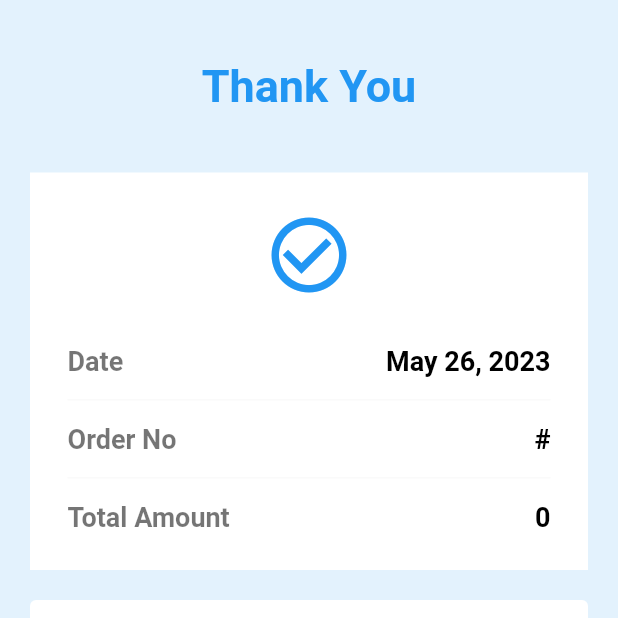
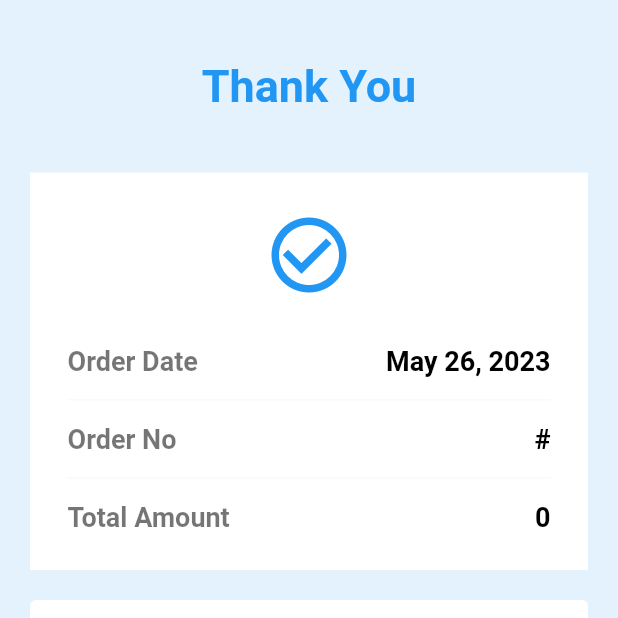
Before and after one commit to DevNweYi/order_app, a Flutter app: the OrderSuccessPage screen opened directly with empty values, on a phone screen of 412 x 824 dp, the top half of it. Run offline on Flutter 3.47's test engine with Material 2 defaults, Android fonts, the phone set to English and light mode, and no system bars; our stand-ins replace animated_splash_screen, badges, carousel_slider, cloud_firestore, dio, firebase_auth and 13 more; missing offline and left inert: dart:ffi; accounts and stored records are empty; generated files the repository leaves out were written again.

Commit message:
added text to locale

```diff
--- a/lib/value/app_string.dart
+++ b/lib/value/app_string.dart
@@ -1,20 +1,7 @@
 class AppString{
-  //static const String home="Home";
-  // static const String product="Product";
-  // static const String order="Order";
-  // static const String setting="Settings";
-  // static const String search="Search";
   static const String select_quantity="Select Quantity";
-  // static const String add_to_cart="Add to Cart";
   static const String cancel="Cancel";
-  //static const String product_detail="Product Detail";
-  // static const String close="Close";
-  // static const String categories="Categories";
-  // static const String cart="Cart";
-  // static const String continue_to_order="Continue to Order";
   static const String error="Error";
-  // static const String total="Total";
-  // static const String all_product="All Product";
   static const String deleted="Deleted";
   static const String login="Login";
   static const String register="Register";
@@ -28,29 +15,14 @@ class AppString{
   static const String register_now="Register Now";
   static const String already_have_account="Already have an Account? ";
   static const String login_now="Login Now";
-  // static const String added_to_cart="Added to Cart";
   static const String success="Success";
   static const String already_register_phone="Already register with this phone";
   static const String not_fount_data="Not found data";
   static const String incorrect_password="Incorrect Password";
   static const String loading="Loading...";
   static const String password_not_match="Password and Confirm Password do not match";
-  // static const String order_summary="Order Summary";
-  // static const String send_order="Send Order";
-  // static const String order_items="Order Items";
   static const String enter_address="Enter Address";
-  // static const String delivery_address="Delivery Address";
   static const String thank_you="Thank You";
-  static const String date="Date";
-  static const String order_no="Order No";
-  // static const String total_amount="Total Amount";
-  // static const String view_your_order="View Your Order";
-  // static const String receive_order_message="We have received your order.";
-  static const String ship_item_message="Your items are shipping soon.";
-  // static const String my_orders="My Orders";
-  static const String current_orders="Current Orders";
-  static const String past_orders="Past Orders";
-  static const String total_items="Total Items";
   static const String notification="Notification";
   static const String mark_all_read="Mark All as Read";
   static const String cart_empty="YOUR CART IS EMPTY";
@@ -64,15 +36,8 @@ class AppString{
   static const String push_notification="Push Notification";
   static const String enter_title="Enter Title";
   static const String enter_body="Enter Body";
-  // static const String account="Account";
-  // static const String language="Language";
-  static const String change_language="Change Language";
   static const String dark_mode="Dark Mode";
-  // static const String help="Help";
   static const String about="About";
-  // static const String see_all="See All";
-  // static const String promotion_item="Promotion Items";
-  // static const String new_product="New Products";
   static const String verify="Verify";
   static const String otp_verification="Verification";
   static const String otp_verification_message="Enter the verification code sent to ";
@@ -87,4 +52,44 @@ class AppString{
   static const String forget_password_verify_message="We will send you a verification code to your phone number";
   static const String create_new_password="Create New Password";
   static const String save="Save";
+
+
+
+
+  // static const String home="Home";
+  // static const String product="Product";
+  // static const String order="Order";
+  // static const String setting="Settings";
+  // static const String search="Search";
+  // static const String add_to_cart="Add to Cart";
+  // static const String product_detail="Product Detail";
+  // static const String close="Close";
+  // static const String categories="Categories";
+  // static const String cart="Cart";
+  // static const String continue_to_order="Continue to Order";
+  // static const String total="Total";
+  // static const String all_product="All Product";
+  // static const String added_to_cart="Added to Cart";
+  // static const String order_summary="Order Summary";
+  // static const String send_order="Send Order";
+  // static const String order_items="Order Items";
+  // static const String delivery_address="Delivery Address";
+  // static const String total_amount="Total Amount";
+  // static const String view_your_order="View Your Order";
+  // static const String receive_order_message="We have received your order.";
+  // static const String ship_item_message="Your items are shipping soon.";
+  // static const String my_orders="My Orders";
+  // static const String current_orders="Current Orders";
+  // static const String past_orders="Past Orders";
+  // static const String total_items="Total Items";
+  // static const String account="Account";
+  // static const String language="Language";
+  // static const String change_language="Change Language";
+  // static const String help="Help";
+  // static const String see_all="See All";
+  // static const String promotion_item="Promotion Items";
+  // static const String new_product="New Products";
+  // static const String date="Date";
+  // static const String order_no="Order No";
+
 }
--- a/lib/value/locale_string.dart
+++ b/lib/value/locale_string.dart
@@ -21,7 +21,6 @@ class LocaleString extends Translations{
       'account':'Account',
       'language':'Language',
       'help':'Help',
-      'all_product':'All Product',
       'added_to_cart':'Added to Cart',
       'continue_to_order':'Continue to Order',
       'order_summary':'Order Summary',
@@ -34,6 +33,13 @@ class LocaleString extends Translations{
       'view_your_order':'View Your Order',
       'total_amount':'Total Amount',
       'receive_order_message':'We have received your order.',
+      'ship_item_message':'Your items are shipping soon.',
+      'current_orders':'Current Orders',
+      'past_orders':'Past Orders',
+      'change_language':'Change Language',
+      'total_items':'Total Items',
+      'order_date':'Order Date',
+      'order_no':'Order No',
     },
 
     'my_MM':{
@@ -52,7 +58,6 @@ class LocaleString extends Translations{
       'account':'အကောင့်',
       'language':'ဘာသာစကား',
       'help':'အကူအညီ',
-      'all_product':'အားလုံး',
       'added_to_cart':'ခြင်းထဲထည့်ပြီး',
       'continue_to_order':'ရှေ.ဆက်ရန်',
       'order_summary':'အော်ဒါအသေးစိတ်',
@@ -65,6 +70,13 @@ class LocaleString extends Translations{
       'view_your_order':'အော်ဒါကြည့်ရန်',
       'total_amount':'စုစုပေါင်း',
       'receive_order_message':'အော်ဒါလက်ခံရရှိပါသည်',
+      'ship_item_message':'မကြာမီပို.ဆောင်ပေးပါမည်',
+      'current_orders':'လက်ရှိအော်ဒါများ',
+      'past_orders':'မှာယူဖူးသောအော်ဒါများ',
+      'change_language':'ဘာသာစကားပြောင်းရန်',
+      'total_items':'အရေအတွက်',
+      'order_date':'မှာယူသည့်နေ.',
+      'order_no':'အော်ဒါနံပါတ်',
     }
 
   };
--- a/lib/view/init_page.dart
+++ b/lib/view/init_page.dart
@@ -134,7 +134,7 @@ class _InitPageState extends State<InitPage> {
                               clientId: clientId,
                               currentIndex: 0,
                               subMenuId: 0,
-                              subMenu: 'all_product'.tr,
+                              subMenu: 'ALL',
                             )));
               });
             } else if (snapshot.hasError) {
--- a/lib/view/language_setting_page.dart
+++ b/lib/view/language_setting_page.dart
@@ -29,8 +29,8 @@ class _LanguageSettingPageState extends State<LanguageSettingPage> {
     return Scaffold(
         appBar: AppBar(
             backgroundColor: AppColor.primary_700,
-            title: const TitleText(
-              text: AppString.change_language,
+            title: TitleText(
+              text: 'change_language'.tr,
               color: AppColor.white,
             )),
         body: FutureBuilder<String?>(
--- a/lib/view/order_success_page.dart
+++ b/lib/view/order_success_page.dart
@@ -75,7 +75,7 @@ class _OrderSuccessPageState extends State<OrderSuccessPage> {
                                     MainAxisAlignment.spaceBetween,
                                 children: [
                                   RegularText(
-                                      text: AppString.date,
+                                      text: 'order_date'.tr,
                                       color: Colors.black54,
                                       fontWeight: FontWeight.bold),
                                   RegularText(
@@ -94,7 +94,7 @@ class _OrderSuccessPageState extends State<OrderSuccessPage> {
                                     MainAxisAlignment.spaceBetween,
                                 children: [
                                   RegularText(
-                                      text: AppString.order_no,
+                                      text: 'order_no'.tr,
                                       color: Colors.black54,
                                       fontWeight: FontWeight.bold),
                                   RegularText(
@@ -146,7 +146,7 @@ class _OrderSuccessPageState extends State<OrderSuccessPage> {
                                     clientId: clientId,
                                     currentIndex: 2,
                                     subMenuId: 0,
-                                    subMenu: 'all_product'.tr,
+                                    subMenu: 'ALL',
                                   );
                                 }), (route) => false);
                               },
@@ -171,7 +171,7 @@ class _OrderSuccessPageState extends State<OrderSuccessPage> {
                   height: 3,
                 ),
                 SmallText(
-                  text: AppString.ship_item_message,
+                  text: 'ship_item_message'.tr,
                   color: Colors.black54,
                 ),
                 SizedBox(
@@ -189,7 +189,7 @@ class _OrderSuccessPageState extends State<OrderSuccessPage> {
                           clientId: clientId,
                           currentIndex: 0,
                           subMenuId: 0,
-                          subMenu: 'all_product'.tr,
+                          subMenu: 'ALL',
                         );
                       }), (route) => false);
                     }),
--- a/lib/view/partial/home_page.dart
+++ b/lib/view/partial/home_page.dart
@@ -81,7 +81,7 @@ class _HomePageState extends State<HomePage> {
                                     clientId: clientId,
                                     currentIndex: 1,
                                     subMenuId: 0,
-                                    subMenu: 'all_product'.tr,
+                                    subMenu: 'ALL',
                                   );
                                 }));
                               },
--- a/lib/view/partial/product_page.dart
+++ b/lib/view/partial/product_page.dart
@@ -35,7 +35,7 @@ class ProductPage extends StatefulWidget {
 class _ProductPageState extends State<ProductPage> {
   ApiService apiService = Get.find();
   final GlobalKey<ScaffoldState> _key = GlobalKey();
-  String _subMenu = 'all_product'.tr;
+  String _subMenu = 'ALL';
   final ProductController productController = Get.put(ProductController());
   int _subMenuId = 0;
   final int clientId;
@@ -118,7 +118,7 @@ class _ProductPageState extends State<ProductPage> {
                               } else {
                                 _reloadData(
                                     subMenuId: 0,
-                                    subMenuName: 'all_product'.tr,
+                                    subMenuName: 'ALL',
                                     isSearch: false);
                               }
                             },
@@ -139,7 +139,7 @@ class _ProductPageState extends State<ProductPage> {
                                         });
                                         _reloadData(
                                             subMenuId: 0,
-                                            subMenuName: 'all_product'.tr,
+                                            subMenuName: 'ALL'.tr,
                                             isSearch: false);
                                       },
                                       icon: const Icon(
```
Also changed, not shown: lib/view/partial/order_page.dart (+4 -4 lines).
